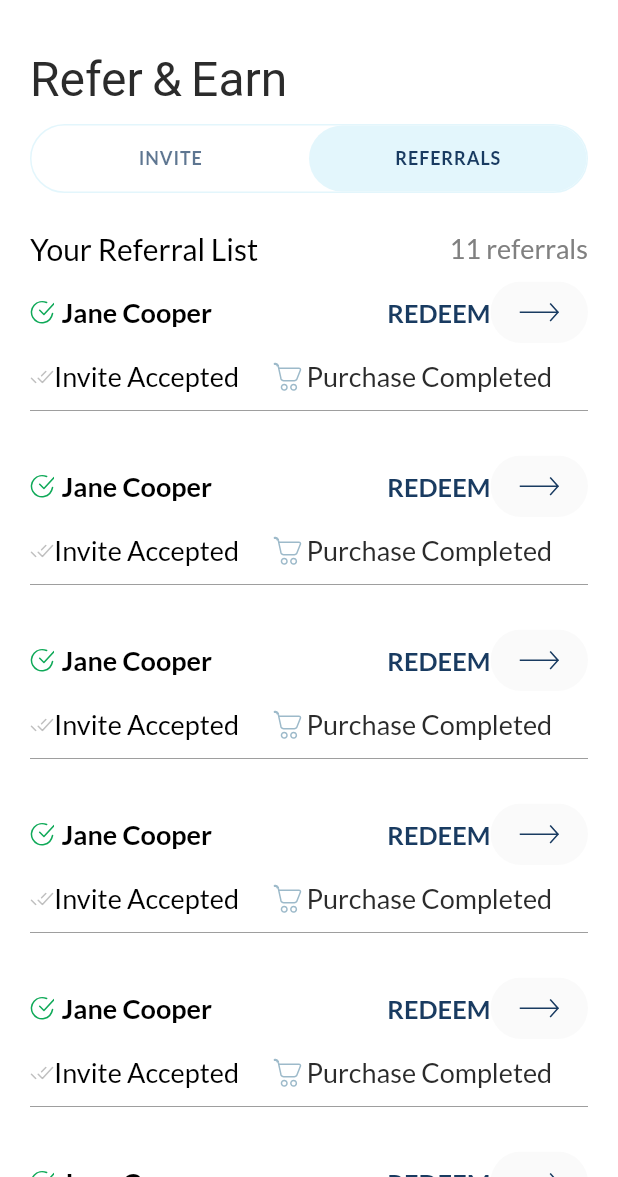
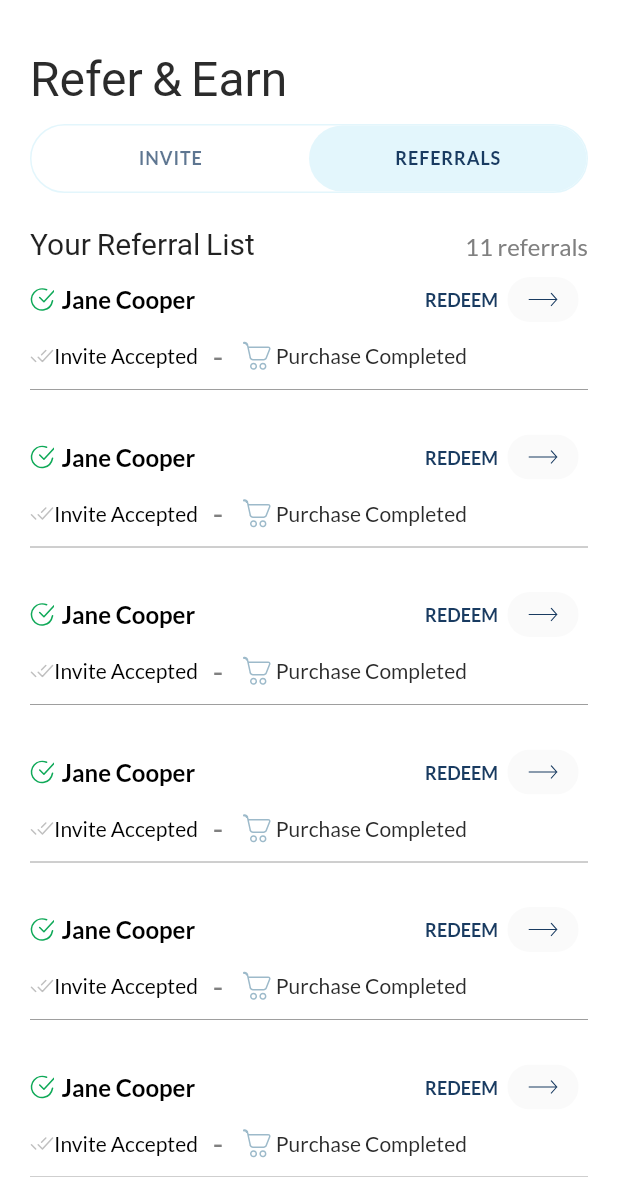
Before and after one commit to nirdeshk1998/pride-of-cows, a Flutter app: the ReferAndEarn screen opened directly, tab 2 chosen, on a phone screen of 412 x 824 dp, the part 59-1236 px from its top. Run offline on Flutter 3.47's test engine with Material 2 defaults, Android fonts, the phone set to English and light mode, and no system bars; our stand-ins replace card_swiper, carousel_slider, country_code_picker, dots_indicator, flutter_calendar_carousel, flutter_riverpod and 5 more; missing offline and left inert: widget_size; Roboto replaces fonts that are missing (Suranna).

Commit message:
'nirdesh'

```diff
--- a/lib/main.dart
+++ b/lib/main.dart
@@ -5,6 +5,7 @@ import 'package:google_fonts/google_fonts.dart';
 import 'package:poc/screens/gift_card/gift_card_screen.dart';
 import 'package:poc/screens/main/main_screen.dart';
 import 'package:poc/screens/orders/orders_screen.dart';
+import 'package:poc/screens/splash/splash_screen.dart';
 import 'package:poc/styles/colors.dart';
 
 void main() {
@@ -27,7 +28,7 @@ class MyApp extends StatelessWidget {
         primaryTextTheme: GoogleFonts.latoTextTheme(),
       ),
       localizationsDelegates: const [CountryLocalizations.delegate],
-      home: const OrdersScreen(),
+      home: const SplashScreen(),
     );
   }
 }
--- a/lib/screens/menu/menu_screen.dart
+++ b/lib/screens/menu/menu_screen.dart
@@ -8,7 +8,7 @@ import 'package:poc/screens/faq_&_links/faq_&_links.dart';
 import 'package:poc/screens/gift_card/gift_card_screen.dart';
 import 'package:poc/screens/loyalty_program/loyalty_program_screen.dart';
 import 'package:poc/screens/menu/address/my_address_book.dart';
-import 'package:poc/screens/menu/my_profile.dart';
+import 'package:poc/screens/profile/my_profile.dart';
 import 'package:poc/screens/menu/rewards/rewards.dart';
 import 'package:poc/screens/my_wallet/my_wallet_screen.dart';
 import 'package:poc/screens/orders/orders_screen.dart';
--- a/lib/screens/notification/notification.dart
+++ b/lib/screens/notification/notification.dart
@@ -8,7 +8,7 @@ import 'package:poc/screens/faq_&_links/faq_&_links.dart';
 import 'package:poc/screens/gift_card/gift_card_screen.dart';
 import 'package:poc/screens/loyalty_program/loyalty_program_screen.dart';
 import 'package:poc/screens/menu/address/my_address_book.dart';
-import 'package:poc/screens/menu/my_profile.dart';
+import 'package:poc/screens/profile/my_profile.dart';
 import 'package:poc/screens/menu/rewards/rewards.dart';
 import 'package:poc/screens/my_wallet/my_wallet_screen.dart';
 import 'package:poc/screens/notification/notification_settings.dart';
--- a/lib/screens/onboarding/onboarding_screen.dart
+++ b/lib/screens/onboarding/onboarding_screen.dart
@@ -11,7 +11,8 @@ import 'package:poc/styles/text_styles.dart';
 import 'package:poc/widgets/buttons.dart';
 
 class OnBoardingScreen extends ConsumerWidget {
-  const OnBoardingScreen({
+  const
+  OnBoardingScreen({
     Key? key,
   }) : super(key: key);
 
--- a/lib/screens/refer_&_earn/refer_&_earn.dart
+++ b/lib/screens/refer_&_earn/refer_&_earn.dart
@@ -3,6 +3,7 @@ import 'package:flutter/material.dart';
 import 'package:flutter_riverpod/flutter_riverpod.dart';
 import 'package:flutter_svg/flutter_svg.dart';
 import 'package:flutter_svg/svg.dart';
+import 'package:google_fonts/google_fonts.dart';
 import 'package:poc/constants/assets.dart';
 import 'package:poc/styles/colors.dart';
 import 'package:poc/styles/text_styles.dart';
@@ -274,8 +275,8 @@ class ReferAndEarn extends ConsumerWidget {
               Row(
                 mainAxisAlignment: MainAxisAlignment.spaceBetween,
                 children: [
-                  TextView("Your Referral List",color: Colors.black,size: 20),
-                  TextView("11 referrals",color: Palette.hintColor,size: 18,),
+                  Text("Your Referral List",style:TextType.titleStyled),
+                  TextView("11 referrals",color: Palette.hintColor,size: 16,),
                 ],
               ),
 
@@ -318,15 +319,15 @@ class ReferAndEarn extends ConsumerWidget {
                                           SizedBox(
                                             width: 5,
                                           ),
-                                          TextView("Jane Cooper",color: Colors.black,size: 18,fontWeight: FontWeight.w600,),
+                                          TextView("Jane Cooper",color: Colors.black,size: 16,fontWeight: FontWeight.w600,),
                                         ],
                                       ),
                                     ),
                                     InkWell(
                                       child: Row(
                                         children: [
-                                          TextView("REDEEM",color:Color(0xff193B61),size: 17,fontWeight: FontWeight.bold,),
-                                          SvgPicture.asset(Assets.assetsIconsArrowRight),
+                                          TextView("REDEEM",color:Color(0xff193B61),size: 12,fontWeight: FontWeight.bold,),
+                                          SvgPicture.asset(Assets.assetsIconsArrowRight,width:60,height: 30,),
                                         ],
                                       ),
                                     ),
@@ -351,15 +352,23 @@ class ReferAndEarn extends ConsumerWidget {
                                           TextView(
                                             "Invite Accepted",
                                             color: Colors.black,
-                                            size: 18,
+                                            size: 14,
                                           ),
                                           SizedBox(
-                                            width: 20,
+                                            width: 10,
+                                          ),
+                                          TextView(
+                                            "-",
+                                            color: Palette.hintColor,
+                                            size: 20,
+                                          ),
+                                          SizedBox(
+                                            width: 10,
                                           ),
                                           SvgPicture.asset(Assets.assetsIconsCart),
                                           TextView(
                                             "Purchase Completed",
-                                            size: 18,
+                                            size: 14,
                                           ),
                                           SizedBox(
                                             width: 3,
@@ -454,15 +463,16 @@ class ReferAndEarn extends ConsumerWidget {
         RichText(
           textAlign: TextAlign.center,
           text: TextSpan(
-            text: 'Refer a friend to pride of cows and you will bot get ',
+            text: "Refer a friend to pride of cows and you'll both get ",
             style: TextStyle(color: Palette.hintColor,fontSize: 19,),
             children: <TextSpan>[
               TextSpan(
-                text: '5 litre milk free!',
+                text: '5 litres milk free!',
                 style: TextStyle(
+                  fontFamily: GoogleFonts.suranna().fontFamily,
                   color: Colors.black,
                  fontWeight: FontWeight.w500,
-                  fontSize: 19
+                  fontSize: 20,
                 ),
               ),
             ],
@@ -471,6 +481,13 @@ class ReferAndEarn extends ConsumerWidget {
             SizedBox(
               height: 25,
             ),
+            Container(
+              height: 196,
+              width: 375,
+              color: Color(0xffEEF9FF),
+              child: Column(
+                mainAxisAlignment: MainAxisAlignment.center,
+                children: [
                   Text("Share your code",style: TextStyle(fontSize: 22)),
                   SizedBox(
                     height: 10,
@@ -503,6 +520,10 @@ class ReferAndEarn extends ConsumerWidget {
                     height: 10,
                   ),
                   PrimaryButton(width: 250,title: "Or share via",icon: Assets.assetsIconsShare,iconSize: 30,onPressed: (){},colorFill: false,),
+                ],
+              ),
+            ),
+
             Padding(
               padding: EdgeInsets.only(left: 20, right: 20),
               child:Column(
--- a/lib/widgets/form_fields.dart
+++ b/lib/widgets/form_fields.dart
@@ -13,6 +13,7 @@ class PrimaryTextFormField extends StatelessWidget {
   final String? label;
   final String? hint;
   final TextEditingController? controller;
+
 
   const PrimaryTextFormField({
     Key? key,
```
Also changed, not shown: lib/screens/home/home_screen.dart (+68 -27 lines), lib/screens/notification/notification_settings.dart (+16 -27 lines), lib/screens/notification/providers/notification_settings_provider.dart (added, +15 -0 lines), lib/screens/profile/my_profile.dart (renamed from lib/screens/menu/my_profile.dart, +6 -3 lines), lib/screens/profile/providers/my_profile_provider.dart (added, +27 -0 lines). Lines whose indentation alone changed are shown as unchanged.
